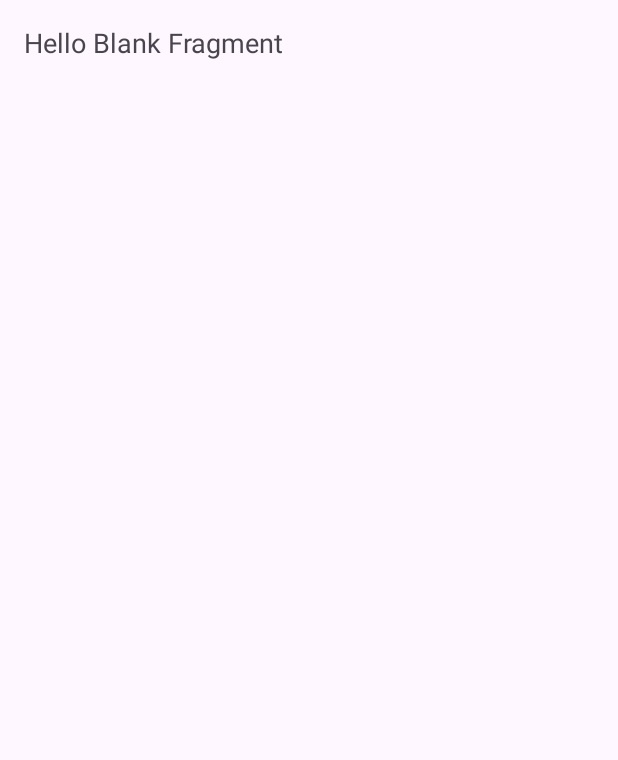
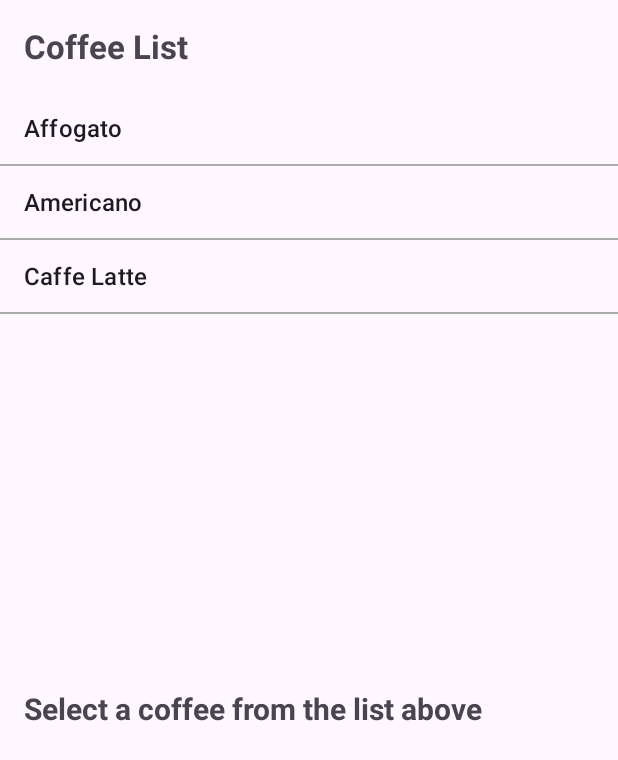
Before and after one commit to MightyMike28/LAB_WEEK_03, an Android app: the screen it shows after launch (MainActivity), on a phone screen of 412 x 824 dp. Shown: the top 760 px of the screen. Run offline under Robolectric (Android 15) with nearby library versions, the phone set to English and light mode, and no system bars.

Commit message:
Commit No. 2 – add coffee list & detail fragment

```diff
--- /dev/null
+++ b/app/src/main/java/com/example/lab_week_03/CoffeeDetailFragment.kt
@@ -0,0 +1,41 @@
+package com.example.lab_week_03
+
+import android.os.Bundle
+import android.util.Log
+import android.view.LayoutInflater
+import android.view.View
+import android.view.ViewGroup
+import android.widget.TextView
+import androidx.fragment.app.Fragment
+
+class CoffeeDetailFragment : Fragment() {
+
+    private lateinit var titleTextView: TextView
+    private lateinit var descTextView: TextView
+
+    private val coffeeDetails = mapOf(
+        "Affogato" to "A coffee-based dessert. It usually takes the form of a scoop of vanilla gelato or ice cream topped with a shot of hot espresso.",
+        "Americano" to "A style of coffee prepared by brewing espresso with added hot water, giving it a similar strength but different flavor from brewed coffee.",
+        "Caffe Latte" to "A tall, mild 'milk coffee' (about 150–300 ml). An espresso with steamed milk and only a little milk foam poured over it. Serve in a latte glass or a coffee cup. Flavoured syrup can be added."
+    )
+
+    override fun onCreateView(
+        inflater: LayoutInflater, container: ViewGroup?,
+        savedInstanceState: Bundle?
+    ): View? {
+        Log.d(TAG, "onCreateView CoffeeDetailFragment")
+        val root = inflater.inflate(R.layout.fragment_coffee_detail, container, false)
+        titleTextView = root.findViewById(R.id.tv_coffee_title)
+        descTextView = root.findViewById(R.id.tv_coffee_desc)
+        return root
+    }
+
+    fun updateCoffeeDetail(coffee: String) {
+        titleTextView.text = coffee.uppercase()
+        descTextView.text = coffeeDetails[coffee] ?: "No description available"
+    }
+
+    companion object {
+        private const val TAG = "CoffeeDetailFragment"
+    }
+}
--- /dev/null
+++ b/app/src/main/java/com/example/lab_week_03/CoffeeListFragment.kt
@@ -0,0 +1,66 @@
+package com.example.lab_week_03
+
+import android.content.Context
+import android.os.Bundle
+import android.util.Log
+import android.view.LayoutInflater
+import android.view.View
+import android.view.ViewGroup
+import android.widget.AdapterView
+import android.widget.ArrayAdapter
+import android.widget.ListView
+import androidx.fragment.app.Fragment
+
+class CoffeeListFragment : Fragment() {
+
+    interface OnCoffeeSelectedListener {
+        fun onCoffeeSelected(coffee: String)
+    }
+
+    private var listener: OnCoffeeSelectedListener? = null
+    private lateinit var coffeeList: ListView
+
+    private val coffees = listOf(
+        "Affogato",
+        "Americano",
+        "Caffe Latte"
+    )
+
+    override fun onAttach(context: Context) {
+        super.onAttach(context)
+        if (context is OnCoffeeSelectedListener) {
+            listener = context
+        } else {
+            throw RuntimeException("$context must implement OnCoffeeSelectedListener")
+        }
+        Log.d(TAG, "onAttach CoffeeListFragment")
+    }
+
+    override fun onCreateView(
+        inflater: LayoutInflater, container: ViewGroup?,
+        savedInstanceState: Bundle?
+    ): View? {
+        Log.d(TAG, "onCreateView CoffeeListFragment")
+        val root = inflater.inflate(R.layout.fragment_coffee_list, container, false)
+        coffeeList = root.findViewById(R.id.coffee_listview)
+
+        val adapter = ArrayAdapter(
+            requireContext(),
+            android.R.layout.simple_list_item_1,
+            coffees
+        )
+        coffeeList.adapter = adapter
+
+        coffeeList.onItemClickListener =
+            AdapterView.OnItemClickListener { _, _, position, _ ->
+                val coffee = coffees[position]
+                listener?.onCoffeeSelected(coffee)
+            }
+
+        return root
+    }
+
+    companion object {
+        private const val TAG = "CoffeeListFragment"
+    }
+}
--- a/app/src/main/java/com/example/lab_week_03/MainActivity.kt
+++ b/app/src/main/java/com/example/lab_week_03/MainActivity.kt
@@ -3,55 +3,24 @@ package com.example.lab_week_03
 import android.os.Bundle
 import android.util.Log
 import androidx.appcompat.app.AppCompatActivity
-import androidx.core.view.ViewCompat
-import androidx.core.view.WindowCompat
-import androidx.core.view.WindowInsetsCompat
+import androidx.fragment.app.Fragment
 
-class MainActivity : AppCompatActivity() {
+class MainActivity : AppCompatActivity(), CoffeeListFragment.OnCoffeeSelectedListener {
+
     override fun onCreate(savedInstanceState: Bundle?) {
         super.onCreate(savedInstanceState)
-        enableEdgeToEdge()
         setContentView(R.layout.activity_main)
-
-        ViewCompat.setOnApplyWindowInsetsListener(findViewById(R.id.main)) { v, insets ->
-            val systemBars = insets.getInsets(WindowInsetsCompat.Type.systemBars())
-            v.setPadding(systemBars.left, systemBars.top, systemBars.right, systemBars.bottom)
-            insets
-        }
-
-        Log.d(TAG, "onCreate")
+        Log.d(TAG, "onCreate MainActivity")
     }
 
-    override fun onStart() {
-        super.onStart()
-        Log.d(TAG, "onStart")
-    }
-
-    override fun onResume() {
-        super.onResume()
-        Log.d(TAG, "onResume")
-    }
-
-    override fun onPause() {
-        super.onPause()
-        Log.d(TAG, "onPause")
-    }
-
-    override fun onStop() {
-        super.onStop()
-        Log.d(TAG, "onStop")
-    }
-
-    override fun onDestroy() {
-        super.onDestroy()
-        Log.d(TAG, "onDestroy")
+    override fun onCoffeeSelected(coffee: String) {
+        Log.d(TAG, "Coffee selected: $coffee")
+        val detailFragment =
+            supportFragmentManager.findFragmentById(R.id.fragment_coffee_detail) as CoffeeDetailFragment
+        detailFragment.updateCoffeeDetail(coffee)
     }
 
     companion object {
         private const val TAG = "MainActivity"
     }
 }
-
-fun AppCompatActivity.enableEdgeToEdge() {
-    WindowCompat.setDecorFitsSystemWindows(window, false)
-}
--- a/app/src/main/java/com/example/lab_week_03/MainFragment.kt
+++ b/app/src/main/java/com/example/lab_week_03/MainFragment.kt
@@ -9,6 +9,7 @@ import android.view.View
 import android.view.ViewGroup
 
 class MainFragment : Fragment() {
+    // TODO: Rename and change types of parameters if needed
     private var param1: String? = null
     private var param2: String? = null
 
--- a/app/src/main/res/layout/activity_main.xml
+++ b/app/src/main/res/layout/activity_main.xml
@@ -1,17 +1,33 @@
 <?xml version="1.0" encoding="utf-8"?>
-<androidx.constraintlayout.widget.ConstraintLayout
-    xmlns:android="http://schemas.android.com/apk/res/android"
+<LinearLayout xmlns:android="http://schemas.android.com/apk/res/android"
     xmlns:app="http://schemas.android.com/apk/res-auto"
     xmlns:tools="http://schemas.android.com/tools"
     android:id="@+id/main"
     android:layout_width="match_parent"
     android:layout_height="match_parent"
+    android:orientation="vertical"
     tools:context=".MainActivity">
 
-    <androidx.fragment.app.FragmentContainerView
-        android:id="@+id/main_fragment"
-        android:name="com.example.lab_week_03.MainFragment"
+    <TextView
+        android:layout_width="wrap_content"
+        android:layout_height="wrap_content"
+        android:text="Coffee List"
+        android:textSize="22sp"
+        android:textStyle="bold"
+        android:padding="16dp"/>
+
+    <fragment
+        android:id="@+id/fragment_coffee_list"
+        android:name="com.example.lab_week_03.CoffeeListFragment"
         android:layout_width="match_parent"
-        android:layout_height="match_parent"/>
+        android:layout_height="0dp"
+        android:layout_weight="1" />
 
-</androidx.constraintlayout.widget.ConstraintLayout>
+    <fragment
+        android:id="@+id/fragment_coffee_detail"
+        android:name="com.example.lab_week_03.CoffeeDetailFragment"
+        android:layout_width="match_parent"
+        android:layout_height="0dp"
+        android:layout_weight="1" />
+
+</LinearLayout>
--- /dev/null
+++ b/app/src/main/res/layout/fragment_coffee_detail.xml
@@ -0,0 +1,23 @@
+<?xml version="1.0" encoding="utf-8"?>
+<LinearLayout xmlns:android="http://schemas.android.com/apk/res/android"
+    android:layout_width="match_parent"
+    android:layout_height="match_parent"
+    android:orientation="vertical"
+    android:padding="16dp">
+
+    <TextView
+        android:id="@+id/tv_coffee_title"
+        android:layout_width="wrap_content"
+        android:layout_height="wrap_content"
+        android:text="Select a coffee from the list above"
+        android:textStyle="bold"
+        android:textSize="20sp"
+        android:paddingBottom="8dp"/>
+
+    <TextView
+        android:id="@+id/tv_coffee_desc"
+        android:layout_width="match_parent"
+        android:layout_height="wrap_content"
+        android:text=""
+        android:textSize="16sp" />
+</LinearLayout>
--- /dev/null
+++ b/app/src/main/res/layout/fragment_coffee_list.xml
@@ -0,0 +1,12 @@
+<?xml version="1.0" encoding="utf-8"?>
+<FrameLayout xmlns:android="http://schemas.android.com/apk/res/android"
+    android:layout_width="match_parent"
+    android:layout_height="match_parent">
+
+    <ListView
+        android:id="@+id/coffee_listview"
+        android:layout_width="match_parent"
+        android:layout_height="match_parent"
+        android:divider="@android:color/darker_gray"
+        android:dividerHeight="1dp"/>
+</FrameLayout>
```
